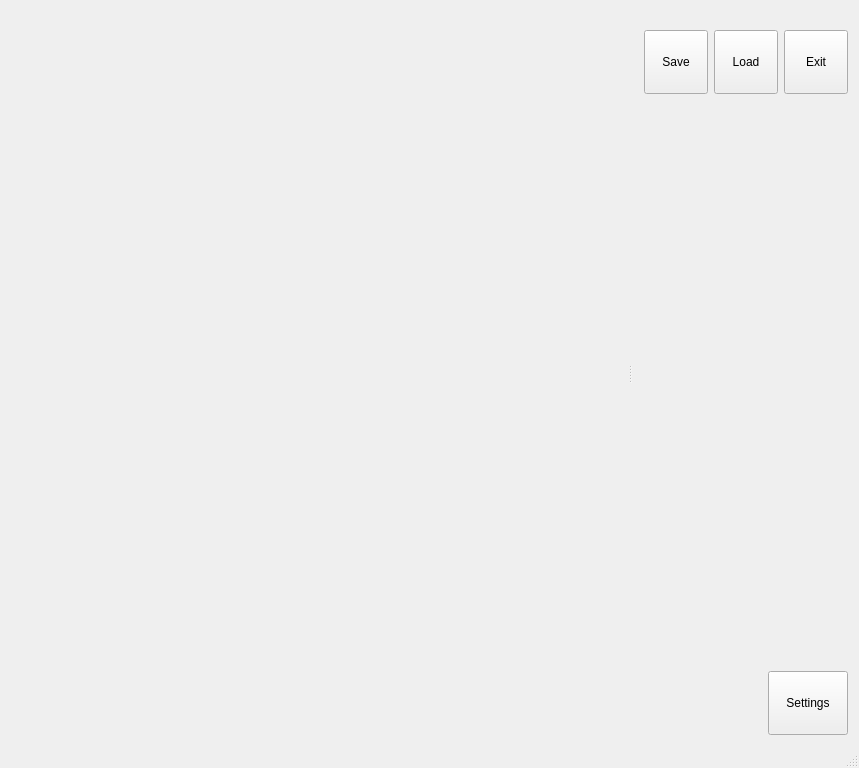
First picture: the form in mainwindow.ui, repository mishkoLitvin/L_Aries-progect, before the edit.
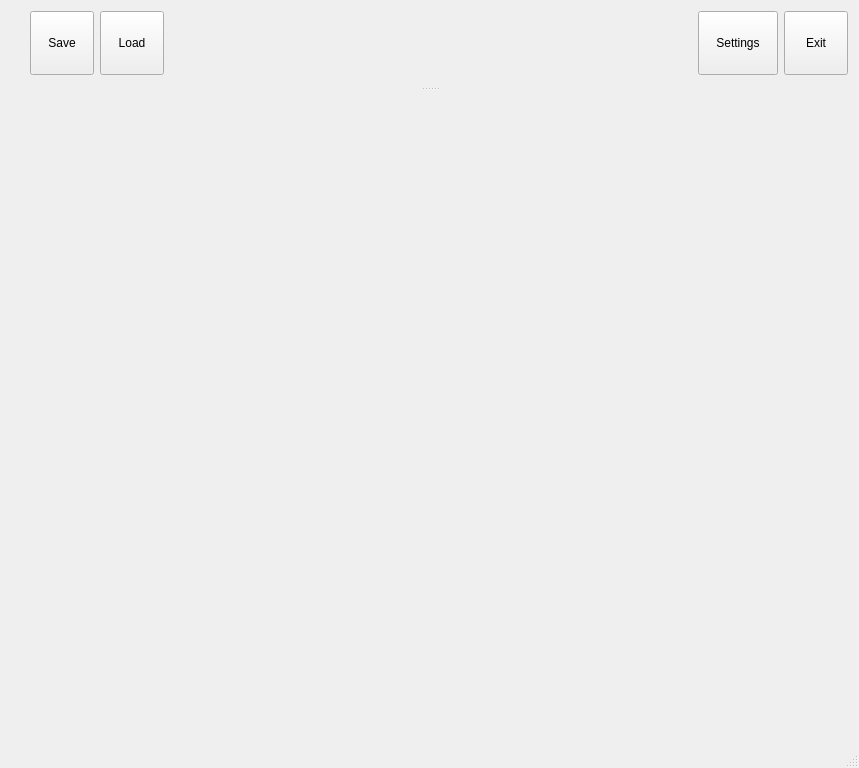
Second picture: the form after the edit. Icons and pictures are not drawn.

Commit message: Buttons and numbers moving functions added.

Diff of the .ui file:
```diff
--- a/mainwindow.ui
+++ b/mainwindow.ui
@@ -17,6 +17,8 @@
    <locale language="English" country="UnitedStates"/>
   </property>
   <widget class="QWidget" name="centralWidget">
+   <layout class="QHBoxLayout" name="horizontalLayout_3" stretch="5,1">
+    <item>
    <layout class="QVBoxLayout" name="verticalLayout" stretch="10,1">
     <item>
      <widget class="QWidget" name="widgetHeads" native="true">
@@ -62,6 +64,21 @@
      </layout>
     </item>
    </layout>
+    </item>
+    <item>
+     <spacer name="horizontalSpacer_3">
+      <property name="orientation">
+       <enum>Qt::Horizontal</enum>
+      </property>
+      <property name="sizeHint" stdset="0">
+       <size>
+        <width>136</width>
+        <height>20</height>
+       </size>
+      </property>
+     </spacer>
+    </item>
+   </layout>
   </widget>
   <widget class="QMenuBar" name="menuBar">
    <property name="geometry">
@@ -76,16 +93,16 @@
   <widget class="QStatusBar" name="statusBar"/>
   <widget class="QDockWidget" name="dockWidget">
    <property name="features">
-    <set>QDockWidget::DockWidgetMovable</set>
+    <set>QDockWidget::DockWidgetMovable|QDockWidget::DockWidgetVerticalTitleBar</set>
    </property>
    <property name="allowedAreas">
     <set>Qt::LeftDockWidgetArea|Qt::RightDockWidgetArea</set>
    </property>
    <attribute name="dockWidgetArea">
-    <number>2</number>
+    <number>4</number>
    </attribute>
    <widget class="QWidget" name="dockWidgetContents">
-    <layout class="QVBoxLayout" name="verticalLayout_2" stretch="1,0,0,0,1">
+    <layout class="QVBoxLayout" name="verticalLayout_2" stretch="1">
      <item>
       <layout class="QHBoxLayout" name="horizontalLayout_2">
        <item>
@@ -141,65 +158,6 @@
         </widget>
        </item>
        <item>
-        <widget class="QToolButton" name="pButtonExit">
-         <property name="minimumSize">
-          <size>
-           <width>64</width>
-           <height>64</height>
-          </size>
-         </property>
-         <property name="text">
-          <string>Exit</string>
-         </property>
-         <property name="icon">
-          <iconset resource="icons.qrc">
-           <normaloff>:/new/icons/icons/multip.png</normaloff>:/new/icons/icons/multip.png</iconset>
-         </property>
-         <property name="iconSize">
-          <size>
-           <width>50</width>
-           <height>40</height>
-          </size>
-         </property>
-         <property name="toolButtonStyle">
-          <enum>Qt::ToolButtonTextUnderIcon</enum>
-         </property>
-        </widget>
-       </item>
-      </layout>
-     </item>
-     <item>
-      <spacer name="verticalSpacer">
-       <property name="orientation">
-        <enum>Qt::Vertical</enum>
-       </property>
-       <property name="sizeHint" stdset="0">
-        <size>
-         <width>20</width>
-         <height>40</height>
-        </size>
-       </property>
-      </spacer>
-     </item>
-     <item>
-      <layout class="QHBoxLayout" name="laySettingWidgets"/>
-     </item>
-     <item>
-      <spacer name="verticalSpacer_2">
-       <property name="orientation">
-        <enum>Qt::Vertical</enum>
-       </property>
-       <property name="sizeHint" stdset="0">
-        <size>
-         <width>20</width>
-         <height>40</height>
-        </size>
-       </property>
-      </spacer>
-     </item>
-     <item>
-      <layout class="QHBoxLayout" name="horizontalLayout_3">
-       <item>
         <spacer name="horizontalSpacer_4">
          <property name="orientation">
           <enum>Qt::Horizontal</enum>
@@ -235,6 +193,32 @@
          </property>
         </widget>
        </item>
+       <item>
+        <widget class="QToolButton" name="pButtonExit">
+         <property name="minimumSize">
+          <size>
+           <width>64</width>
+           <height>64</height>
+          </size>
+         </property>
+         <property name="text">
+          <string>Exit</string>
+         </property>
+         <property name="icon">
+          <iconset resource="icons.qrc">
+           <normaloff>:/new/icons/icons/multip.png</normaloff>:/new/icons/icons/multip.png</iconset>
+         </property>
+         <property name="iconSize">
+          <size>
+           <width>50</width>
+           <height>40</height>
+          </size>
+         </property>
+         <property name="toolButtonStyle">
+          <enum>Qt::ToolButtonTextUnderIcon</enum>
+         </property>
+        </widget>
+       </item>
       </layout>
      </item>
     </layout>
```
Left out of the diff: 7 changed lines with no effect on the pictures. Lines whose indentation alone changed are shown as unchanged. The commit also changes 10 other files.
